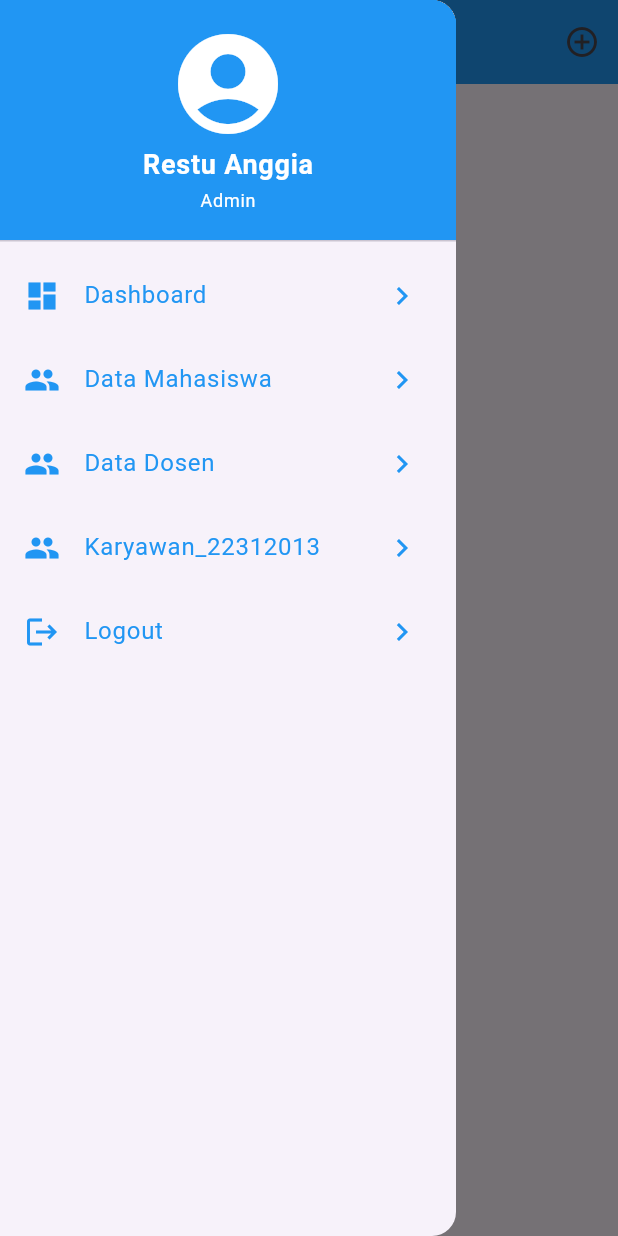
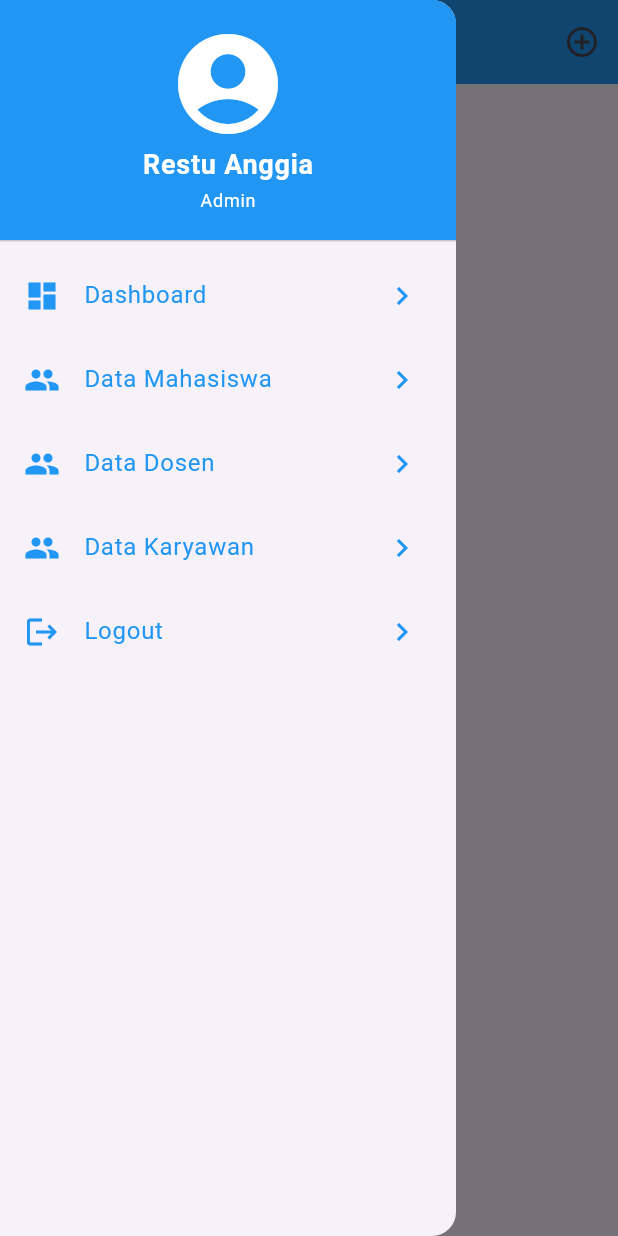
Before and after one commit to restuanggia/pemrogramanMobile2, a Flutter app: the DashboardAdmin screen opened directly, with the side drawer open, on a phone screen of 412 x 824 dp. Run offline on Flutter 3.47's test engine with Material 3 defaults, Android fonts, the phone set to English and light mode, and no system bars; our stand-ins replace cloud_firestore, firebase_auth, firebase_core, get, google_sign_in; accounts and stored records are empty; network calls fail.

Commit message:
update data karyawan

```diff
--- a/lib/app/modules/home/views/home_view.dart
+++ b/lib/app/modules/home/views/home_view.dart
@@ -38,9 +38,11 @@ class _DashboardAdminState extends State<DashboardAdmin> {
       'view': MahasiswaView(),
       'add': () => MahasiswaAddView()
     },
-    {'title': 'Data Dosen', 'view': DosenView(), 'add': () => DosenAddView()},
+    {'title': 'Data Dosen',
+    'view': DosenView(),
+    'add': () => DosenAddView()},
     {
-      'title': 'Karyawan_22312013',
+      'title': 'Data Karyawan',
       'view': KaryawanView(),
       'add': () => KaryawanAddView()
     },
@@ -137,7 +139,7 @@ class _DashboardAdminState extends State<DashboardAdmin> {
               Get.back();
             },
             leading: const Icon(Icons.people),
-            title: const Text('Karyawan_22312013'),
+            title: const Text('Data Karyawan'),
             trailing: const Icon(Icons.navigate_next),
             iconColor: Colors.blue,
             textColor: Colors.blue,
```
